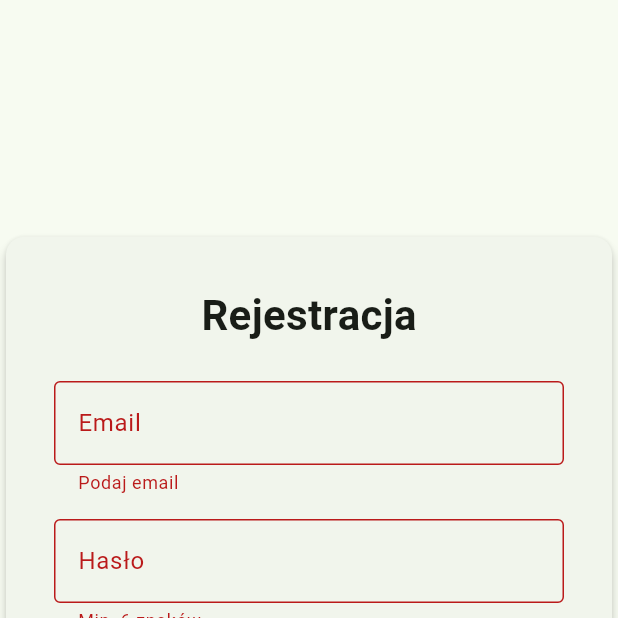
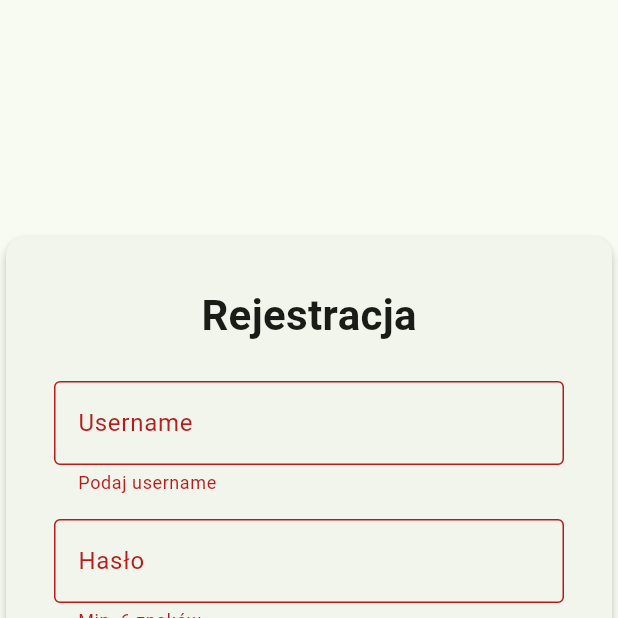
Before and after one commit to papisko7/ShoppingList, a Flutter app: the RegisterScreen screen opened by its route, after a tap on "Zarejestruj", on a phone screen of 412 x 824 dp, the top half of it. Run offline on Flutter 3.47's test engine with Material 3 defaults, Android fonts, the phone set to English and light mode, and no system bars.

Commit message:
change email to username

```diff
--- a/frontend/lib/screens/login_screen.dart
+++ b/frontend/lib/screens/login_screen.dart
@@ -11,7 +11,7 @@ class LoginScreen extends StatefulWidget {
 }
 
 class _LoginScreenState extends State<LoginScreen> {
-  final _email = TextEditingController();
+  final _username = TextEditingController();
   final _password = TextEditingController();
   final _formKey = GlobalKey<FormState>();
 
@@ -28,7 +28,7 @@ class _LoginScreenState extends State<LoginScreen> {
       _error = null;
     });
 
-    final ok = await _auth.login(_email.text.trim(), _password.text.trim());
+    final ok = await _auth.login(_username.text.trim(), _password.text.trim());
 
     setState(() => _loading = false);
 
@@ -65,11 +65,11 @@ class _LoginScreenState extends State<LoginScreen> {
                     const SizedBox(height: 24),
 
                     AuthTextField(
-                      controller: _email,
-                      label: "Email",
+                      controller: _username,
+                      label: "Username",
                       validator: (v) {
-                        if (v == null || v.isEmpty) return "Podaj email";
-                        if (!v.contains("@")) return "Niepoprawny email";
+                        if (v == null || v.isEmpty) return "Podaj username";
+                        if (!v.contains("@")) return "Niepoprawny username";
                         return null;
                       },
                     ),
--- a/frontend/lib/screens/register_screen.dart
+++ b/frontend/lib/screens/register_screen.dart
@@ -11,7 +11,7 @@ class RegisterScreen extends StatefulWidget {
 }
 
 class _RegisterScreenState extends State<RegisterScreen> {
-  final _email = TextEditingController();
+  final _username = TextEditingController();
   final _password = TextEditingController();
   final _confirm = TextEditingController();
   final _formKey = GlobalKey<FormState>();
@@ -29,7 +29,10 @@ class _RegisterScreenState extends State<RegisterScreen> {
       _error = null;
     });
 
-    final ok = await _auth.register(_email.text.trim(), _password.text.trim());
+    final ok = await _auth.register(
+      _username.text.trim(),
+      _password.text.trim(),
+    );
 
     setState(() => _loading = false);
 
@@ -66,11 +69,11 @@ class _RegisterScreenState extends State<RegisterScreen> {
                     const SizedBox(height: 24),
 
                     AuthTextField(
-                      controller: _email,
-                      label: "Email",
+                      controller: _username,
+                      label: "Username",
                       validator: (v) {
-                        if (v == null || v.isEmpty) return "Podaj email";
-                        if (!v.contains("@")) return "Niepoprawny email";
+                        if (v == null || v.isEmpty) return "Podaj username";
+                        if (!v.contains("@")) return "Niepoprawny username";
                         return null;
                       },
                     ),
--- a/frontend/lib/services/mock_auth_service.dart
+++ b/frontend/lib/services/mock_auth_service.dart
@@ -1,16 +1,16 @@
 class MockAuthService {
   final Map<String, String> _users = {'test@example.com': 'password123'};
 
-  Future<bool> login(String email, String password) async {
+  Future<bool> login(String username, String password) async {
     await Future.delayed(const Duration(seconds: 1)); // Simulate network delay
-    return _users[email] == password;
+    return _users[username] == password;
   }
 
-  Future<bool> register(String email, String password) async {
+  Future<bool> register(String username, String password) async {
     await Future.delayed(const Duration(milliseconds: 500));
-    if (_users.containsKey(email)) return false;
+    if (_users.containsKey(username)) return false;
 
-    _users[email] = password;
+    _users[username] = password;
     return true;
   }
 }
```
